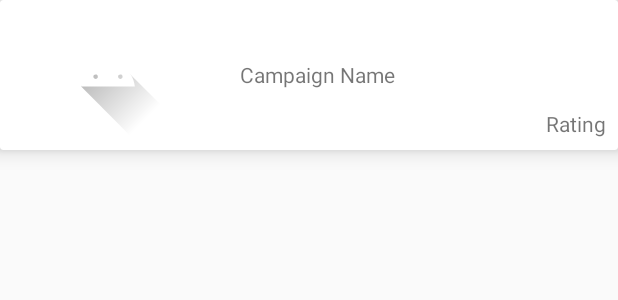
After one commit to idevdroidapps/appia, an Android app: the layout item_campaign.xml on its own in the app's theme, with its tools: preview values and no code run, on a phone screen of 412 x 824 dp. The commit adds this screen. Shown: the top 300 px of the screen. Run offline under Robolectric (Android 15) with nearby library versions, the phone set to English and light mode, and no system bars.

Commit message:
displaying campaigns list

```diff
--- a/app/src/main/java/com/example/appia/ui/adapters/AppiaListAdapter.kt
+++ /dev/null
@@ -1,4 +0,0 @@
-package com.example.appia.ui.adapters
-
-class AppiaListAdapter {
-}
--- a/app/src/main/java/com/example/appia/ui/viewholders/ItemViewHolder.kt
+++ /dev/null
@@ -1,4 +0,0 @@
-package com.example.appia.ui.viewholders
-
-class ItemViewHolder {
-}
--- /dev/null
+++ b/app/src/main/res/layout/item_campaign.xml
@@ -0,0 +1,77 @@
+<?xml version="1.0" encoding="utf-8"?>
+<layout xmlns:android="http://schemas.android.com/apk/res/android"
+  xmlns:app="http://schemas.android.com/apk/res-auto"
+  xmlns:tools="http://schemas.android.com/tools">
+
+  <androidx.cardview.widget.CardView
+    android:id="@+id/cardView_campaign_item"
+    android:layout_width="match_parent"
+    android:layout_height="100dp"
+    android:onClick="@{() -> viewModel.displayCampaignDetails(campaign)}"
+    app:cardElevation="@dimen/card_elevation">
+
+    <androidx.constraintlayout.widget.ConstraintLayout
+      android:layout_width="match_parent"
+      android:layout_height="match_parent">
+
+      <ImageView
+        android:id="@+id/imageView_campaign_item"
+        android:layout_width="0dp"
+        android:layout_height="0dp"
+        android:layout_margin="@dimen/material_design_margin_small"
+        app:campaignThumbnail="@{campaign.productThumbnail}"
+        app:layout_constraintBottom_toBottomOf="parent"
+        app:layout_constraintEnd_toStartOf="@id/guideline_item"
+        app:layout_constraintStart_toStartOf="parent"
+        app:layout_constraintTop_toTopOf="parent"
+        tools:ignore="ContentDescription"
+        tools:srcCompat="@drawable/ic_launcher_foreground" />
+
+      <TextView
+        android:id="@+id/textView_campaign_item_name"
+        android:layout_width="wrap_content"
+        android:layout_height="0dp"
+        android:layout_margin="@dimen/material_design_margin_medium"
+        android:gravity="center_vertical"
+        android:maxLines="3"
+        android:singleLine="false"
+        app:campaignName="@{campaign}"
+        app:layout_constraintBottom_toBottomOf="parent"
+        app:layout_constraintStart_toEndOf="@id/guideline_item"
+        app:layout_constraintTop_toTopOf="parent"
+        tools:text="Campaign Name" />
+
+      <TextView
+        android:id="@+id/textView_campaign_item_raiting"
+        android:layout_width="wrap_content"
+        android:layout_height="wrap_content"
+        android:layout_gravity="bottom|end"
+        android:layout_marginBottom="@dimen/material_design_margin_small"
+        android:layout_marginEnd="@dimen/material_design_margin_small"
+        app:campaignRating="@{campaign}"
+        app:layout_constraintBottom_toBottomOf="parent"
+        app:layout_constraintEnd_toEndOf="parent"
+        tools:text="Rating" />
+
+      <androidx.constraintlayout.widget.Guideline
+        android:id="@+id/guideline_item"
+        android:layout_width="wrap_content"
+        android:layout_height="wrap_content"
+        android:orientation="vertical"
+        app:layout_constraintGuide_percent="0.35" />
+
+    </androidx.constraintlayout.widget.ConstraintLayout>
+  </androidx.cardview.widget.CardView>
+
+  <data>
+
+    <variable
+      name="campaign"
+      type="com.example.appia.data.models.Campaign" />
+
+    <variable
+      name="viewModel"
+      type="com.example.appia.ui.viewmodels.SharedViewModel" />
+  </data>
+
+</layout>
--- a/app/src/main/res/values/colors.xml
+++ b/app/src/main/res/values/colors.xml
@@ -3,4 +3,5 @@
   <color name="colorPrimary">#6200EE</color>
   <color name="colorPrimaryDark">#3700B3</color>
   <color name="colorAccent">#03DAC5</color>
+  <color name="panel_background">#26FFFFFF</color>
 </resources>
--- /dev/null
+++ b/app/src/main/res/values/dimens.xml
@@ -0,0 +1,6 @@
+<?xml version="1.0" encoding="utf-8"?>
+<resources>
+  <dimen name="material_design_margin_medium">16dp</dimen>
+  <dimen name="card_elevation">8dp</dimen>
+  <dimen name="material_design_margin_small">8dp</dimen>
+</resources>
```
Also changed, not shown: app/src/main/java/com/example/appia/ui/activities/MainActivity.kt (+3 -9 lines), app/src/main/java/com/example/appia/ui/adapters/BindingAdapters.kt (+58 -0 lines), app/src/main/java/com/example/appia/ui/adapters/CampaignListAdapter.kt (added, +39 -0 lines), app/src/main/java/com/example/appia/ui/fragments/ListFragment.kt (+21 -3 lines), app/src/main/java/com/example/appia/ui/viewholders/CampaignViewHolder.kt (added, +31 -0 lines), app/src/main/java/com/example/appia/ui/viewmodels/SharedViewModel.kt (+15 -4 lines), app/src/main/res/layout/activity_main.xml (+9 -24 lines), app/src/main/res/layout/fragment_list.xml (+13 -3 lines).
